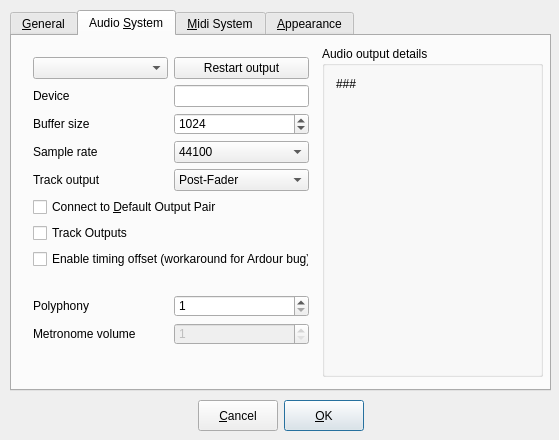
The window that gui/src/UI/PreferencesDialog_UI.ui (hydrogen-music/hydrogen) describes before a commit, drawn with Qt 5.
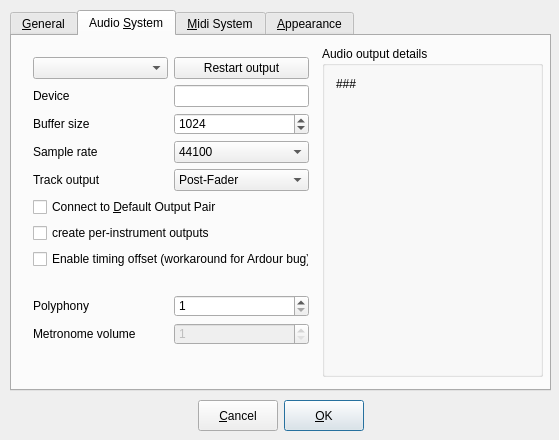
The same window after the commit. The open tabs and pages were chosen to show the change. Custom widgets are drawn as their Qt base class.

Commit message: changed string in preferences dialog: "track outputs" => "create per instrument outputs"

What changed in the file:
```diff
--- a/gui/src/UI/PreferencesDialog_UI.ui
+++ b/gui/src/UI/PreferencesDialog_UI.ui
@@ -462,7 +462,7 @@
         <item>
          <widget class="QCheckBox" name="trackOutsCheckBox" >
           <property name="text" >
-           <string>Track Outputs</string>
+           <string>create per-instrument outputs</string>
           </property>
           <property name="shortcut" >
            <string>Alt+D</string>
```
